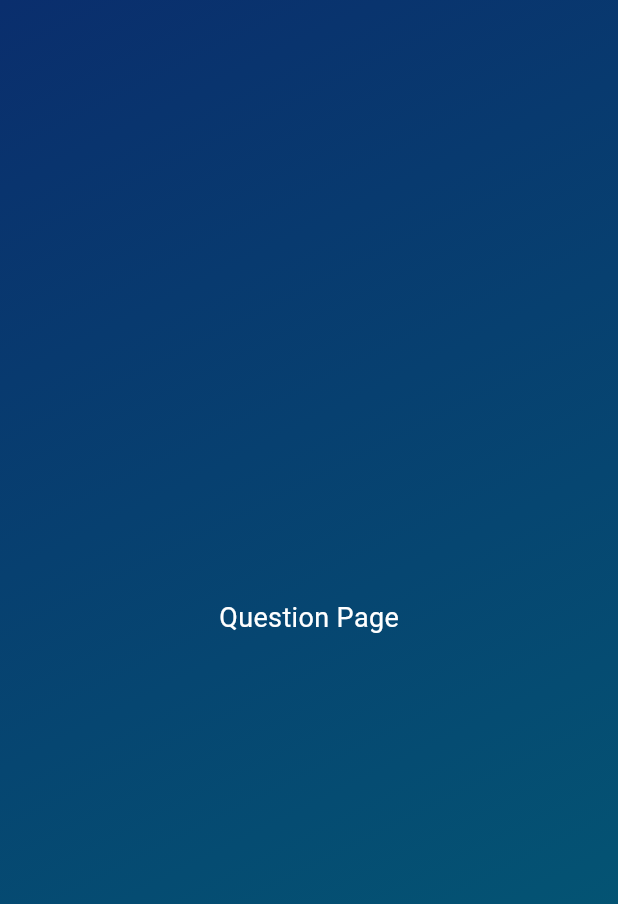
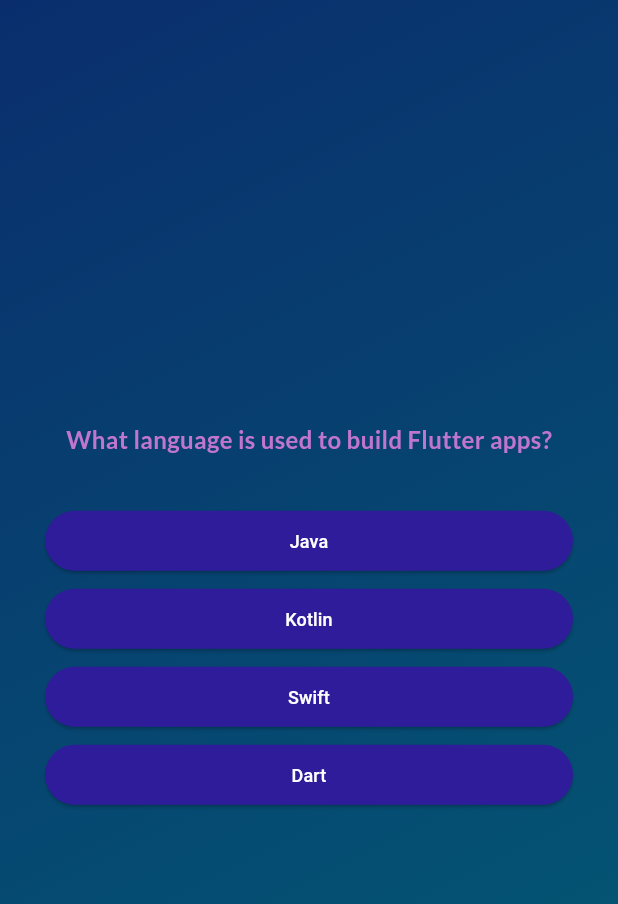
Before and after one commit to andrew21-mch/flutter-udemy, a Flutter app: the screen it shows after launch, after a tap on "Start Quiz", on a phone screen of 412 x 824 dp. Shown: the top 904 px of the screen. Run offline on Flutter 3.47's test engine with Material 3 defaults, Android fonts, the phone set to English and light mode, and no system bars; our stand-ins replace google_fonts.

Commit message:
questions design and answers

```diff
--- /dev/null
+++ b/lib/answer_button.dart
@@ -0,0 +1,22 @@
+import 'package:flutter/material.dart';
+import 'package:quizapp/style_text.dart';
+
+class AnswerButton extends StatelessWidget {
+  const AnswerButton(this.answerText, this.onTap, {super.key});
+
+  final String answerText;
+  final void Function() onTap;
+
+  @override
+  Widget build(BuildContext context) {
+    return ElevatedButton(
+        onPressed: onTap,
+        style: ElevatedButton.styleFrom(
+            backgroundColor: const Color.fromARGB(255, 47, 28, 155),
+            foregroundColor: Colors.white,
+            shape:
+                RoundedRectangleBorder(borderRadius: BorderRadius.circular(40)),
+            padding: EdgeInsets.symmetric(vertical: 10, horizontal: 40)),
+        child: StyleText(answerText, 12));
+  }
+}
--- /dev/null
+++ b/lib/data/questions.dart
@@ -0,0 +1,203 @@
+import 'package:quizapp/models/quiz_question.dart';
+
+const questions = [
+  QuizQuestion(
+    "What language is used to build Flutter apps?",
+    [
+      "Dart",
+      "Java",
+      "Swift",
+      "Kotlin"
+    ]
+  ),
+
+  QuizQuestion(
+    "What widget is used to create a flexible layout in Flutter?",
+    [
+      "Expanded",
+      "Container",
+      "SizedBox",
+      "Align"
+    ]
+  ),
+
+  QuizQuestion(
+    "What is Flutter?",
+    [
+      "Flutter is an open-source UI software development toolkit created by Google.",
+      "Flutter is a programming language used for backend development.",
+      "Flutter is a database management system for mobile apps.",
+      "Flutter is a cloud computing platform."
+    ]
+  ),
+
+  QuizQuestion(
+    "Which function is used to start a Flutter application?",
+    [
+      "runApp()",
+      "startApp()",
+      "initializeApp()",
+      "launchApp()"
+    ]
+  ),
+
+  QuizQuestion(
+    "What is the difference between StatelessWidget and StatefulWidget?",
+    [
+      "StatelessWidget does not change over time, while StatefulWidget can rebuild when its state changes.",
+      "StatelessWidget is used for navigation, while StatefulWidget is used for UI components.",
+      "StatelessWidget is only used in Android apps, while StatefulWidget is used in iOS apps.",
+      "StatelessWidget requires external packages, while StatefulWidget does not."
+    ]
+  ),
+
+  QuizQuestion(
+    "Which widget is used to arrange children in a horizontal direction?",
+    [
+      "Row",
+      "Column",
+      "Stack",
+      "Container"
+    ]
+  ),
+
+  QuizQuestion(
+    "What is the role of the 'pubspec.yaml' file in a Flutter project?",
+    [
+      "The 'pubspec.yaml' file is used to manage dependencies, assets, and metadata for a Flutter project.",
+      "The 'pubspec.yaml' file contains the main Dart code for a Flutter application.",
+      "The 'pubspec.yaml' file is responsible for configuring the database connection in a Flutter app.",
+      "The 'pubspec.yaml' file is used to define the layout and structure of a Flutter UI."
+    ]
+  ),
+
+  QuizQuestion(
+    "Which package is commonly used for making HTTP requests in Flutter?",
+    [
+      "http",
+      "dio",
+      "graphql",
+      "url_launcher"
+    ]
+  ),
+
+  QuizQuestion(
+    "Which widget is used to add padding to a Flutter UI?",
+    [
+      "Padding",
+      "Container",
+      "SizedBox",
+      "Expanded"
+    ]
+  ),
+
+  QuizQuestion(
+    "How does Flutter achieve high performance in rendering UIs?",
+    [
+      "Flutter uses its own high-performance rendering engine called Skia to draw UIs directly onto the screen.",
+      "Flutter compiles its code using JavaScript to optimize performance.",
+      "Flutter uses HTML and CSS to render UIs in a web browser before displaying them on mobile.",
+      "Flutter relies on the device’s default UI framework to render widgets."
+    ]
+  ),
+
+  QuizQuestion(
+    "Which widget allows users to input text in Flutter?",
+    [
+      "TextField",
+      "Text",
+      "Container",
+      "ListTile"
+    ]
+  ),
+
+  QuizQuestion(
+    "What is hot reload in Flutter?",
+    [
+      "Hot reload allows developers to see changes instantly in the app without restarting the application.",
+      "Hot reload optimizes network requests for faster data fetching.",
+      "Hot reload is a security feature that protects Flutter apps from hacking.",
+      "Hot reload is a tool for testing Flutter applications on multiple devices simultaneously."
+    ]
+  ),
+
+  QuizQuestion(
+    "Which command is used to create a new Flutter project?",
+    [
+      "flutter create my_app",
+      "flutter new project",
+      "flutter init",
+      "flutter start"
+    ]
+  ),
+
+  QuizQuestion(
+    "What widget is used to display a pop-up message in Flutter?",
+    [
+      "SnackBar",
+      "AlertDialog",
+      "Tooltip",
+      "PopupMenuButton"
+    ]
+  ),
+
+  QuizQuestion(
+    "What is the purpose of the 'setState' method in Flutter?",
+    [
+      "The 'setState' method is used to update the UI when the state of a StatefulWidget changes.",
+      "The 'setState' method is used to initialize variables in a Dart class.",
+      "The 'setState' method is used to fetch data from an API.",
+      "The 'setState' method is used to define the structure of a Flutter application."
+    ]
+  ),
+
+  QuizQuestion(
+    "What is the default return type of the 'build' method in a Flutter widget?",
+    [
+      "Widget",
+      "void",
+      "String",
+      "int"
+    ]
+  ),
+
+  QuizQuestion(
+    "Which widget is used to create a scrollable list in Flutter?",
+    [
+      "ListView",
+      "Column",
+      "Row",
+      "Stack"
+    ]
+  ),
+
+  QuizQuestion(
+    "What is the role of the 'main.dart' file in a Flutter project?",
+    [
+      "The 'main.dart' file contains the entry point of the Flutter application where execution starts.",
+      "The 'main.dart' file is used to configure the database settings in a Flutter project.",
+      "The 'main.dart' file is responsible for managing Flutter themes and animations.",
+      "The 'main.dart' file stores all UI components and design elements for the app."
+    ]
+  ),
+
+  QuizQuestion(
+    "Which widget is used to align children in a vertical direction?",
+    [
+      "Column",
+      "Row",
+      "Stack",
+      "Align"
+    ]
+  ),
+
+  QuizQuestion(
+    "Which method is used to navigate to a new screen in Flutter?",
+    [
+      "Navigator.push()",
+      "Screen.open()",
+      "Flutter.navigate()",
+      "Route.open()"
+    ]
+  ),
+];
--- /dev/null
+++ b/lib/models/quiz_question.dart
@@ -0,0 +1,13 @@
+class QuizQuestion {
+  const QuizQuestion(this.text, this.answers);
+
+
+  final String text;
+  final List<String> answers;
+
+  List<String> getShuffledAnswers(){
+    final shuffledList =  List.of(answers);
+    shuffledList.shuffle();
+    return shuffledList;
+  }
+}
--- a/lib/questions_screen.dart
+++ b/lib/questions_screen.dart
@@ -1,5 +1,9 @@
 import 'package:flutter/material.dart';
+import 'package:google_fonts/google_fonts.dart';
+import 'package:quizapp/answer_button.dart';
 import 'package:quizapp/style_text.dart';
+
+import 'package:quizapp/data/questions.dart';
 
 class QuestionsScreen extends StatefulWidget {
   const QuestionsScreen({super.key});
@@ -11,10 +15,51 @@ class QuestionsScreen extends StatefulWidget {
 }
 
 class _QuestionsScreenState extends State<QuestionsScreen> {
+
+  var currentQuestionIndex = 0;
+
+  void answerQuestion(){
+    setState(() {
+    // currentQuestionIndex = currentQuestionIndex + 1;
+    // currentQuestionIndex += 1;
+    currentQuestionIndex++;
+    });
+  }
   @override
   Widget build(BuildContext context) {
+
+    final currentQuestion = questions[currentQuestionIndex];
     return Center(
-      child: StyleText("Question Page", 18),
+      child: SizedBox(
+        height: double.infinity,
+        child: Container(
+          margin: EdgeInsets.all(30),
+          child: Column(
+            crossAxisAlignment: CrossAxisAlignment.stretch,
+            mainAxisAlignment: MainAxisAlignment.center,
+            children: [
+              Center(
+                child: Text(currentQuestion.text, style: GoogleFonts.lato(
+                  fontSize: 16,
+                  fontWeight: FontWeight.bold,
+                  color: const Color.fromARGB(255, 193, 118, 206)
+
+                ),),
+              ),
+              SizedBox(
+                height: 30,
+              ),
+              ...currentQuestion.getShuffledAnswers().map((answer){
+                return Container(
+
+                  margin: EdgeInsets.symmetric(vertical: 2, horizontal: 0),
+                  child: AnswerButton(answer, answerQuestion)
+                );
+              }),
+            ],
+          ),
+        ),
+      ),
     );
   }
 }
--- a/lib/style_text.dart
+++ b/lib/style_text.dart
@@ -1,4 +1,5 @@
 import 'package:flutter/material.dart';
+import 'package:google_fonts/google_fonts.dart';
 
 class StyleText extends StatelessWidget {
   const StyleText(this.text, this.size, {super.key});
@@ -9,7 +10,8 @@ class StyleText extends StatelessWidget {
   Widget build(BuildContext context) {
     return Text(
       text,
-      style: TextStyle(color: Colors.white, fontSize: size!),
+      style: GoogleFonts.roboto(color: Colors.white, fontSize: size!),
+      textAlign: TextAlign.center,
     );
   }
 }
--- a/pubspec.yaml
+++ b/pubspec.yaml
@@ -34,6 +34,7 @@ dependencies:
   # The following adds the Cupertino Icons font to your application.
   # Use with the CupertinoIcons class for iOS style icons.
   cupertino_icons: ^1.0.8
+  google_fonts: ^6.2.1
 
 dev_dependencies:
   flutter_test:
```
Also changed, not shown: pubspec.lock, 1 other file.
